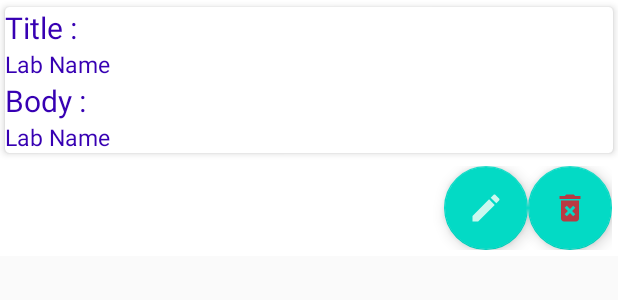
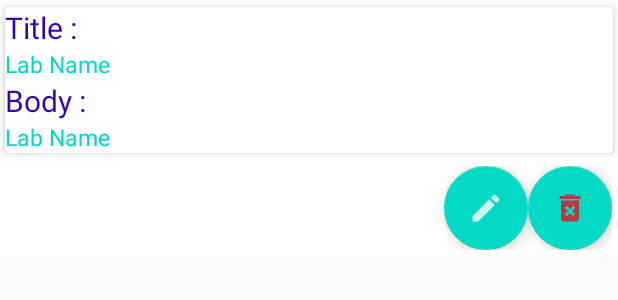
Before and after one commit to Hillarie-kip/MedBook, an Android app: the layout model_list.xml on its own in the app's theme, with its tools: preview values and no code run, on a phone screen of 412 x 824 dp. Shown: the top 300 px of the screen. Run offline under Robolectric (Android 15) with nearby library versions, the phone set to English and light mode, and no system bars; plain views replace FloatingActionButton; network calls fail.

Commit message:
initial commit

```diff
--- a/app/src/main/res/layout/model_list.xml
+++ b/app/src/main/res/layout/model_list.xml
@@ -53,7 +53,7 @@
                                 android:layout_height="wrap_content"
                                 android:textSize="15dp"
                                 android:text="Lab Name"
-                                android:textColor="@color/colorPrimaryDark" />
+                                android:textColor="@color/colorAccent" />
                         </LinearLayout>
 
                         <LinearLayout
@@ -74,7 +74,7 @@
                                 android:layout_height="wrap_content"
                                 android:textSize="15dp"
                                 android:text="Lab Name"
-                                android:textColor="@color/colorPrimaryDark" />
+                                android:textColor="@color/colorAccent" />
                         </LinearLayout>
 
 
```
